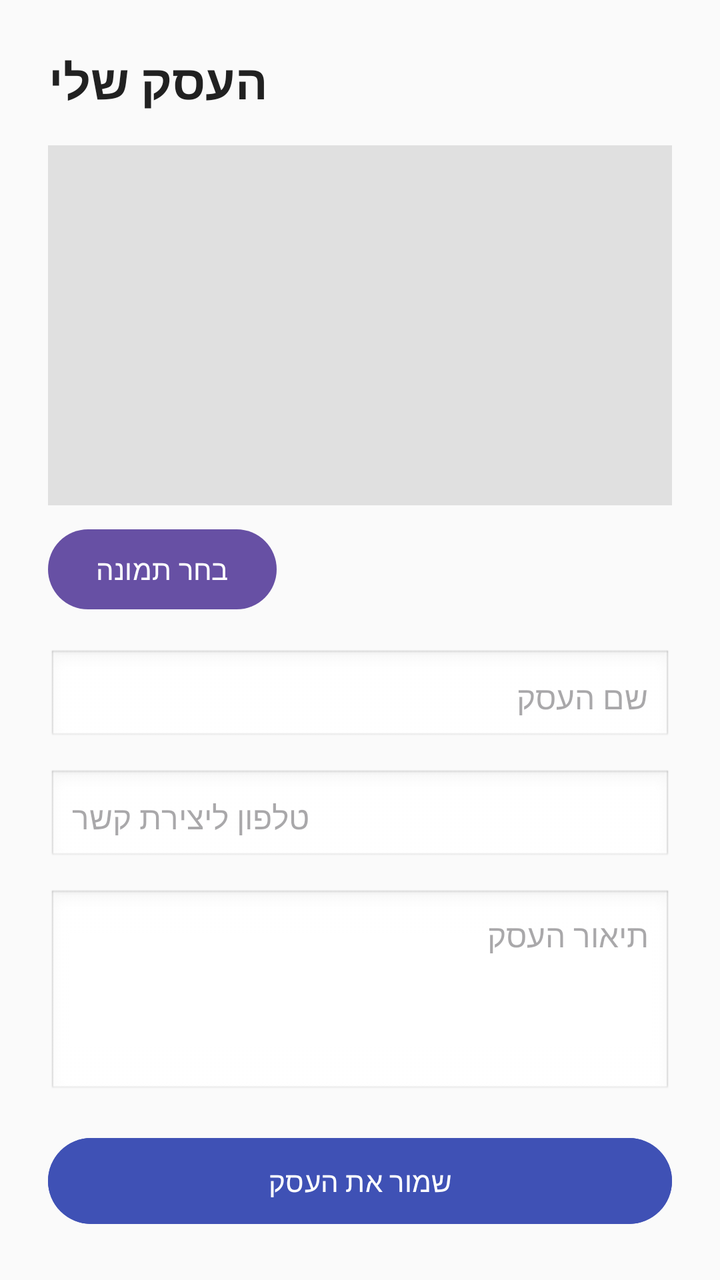
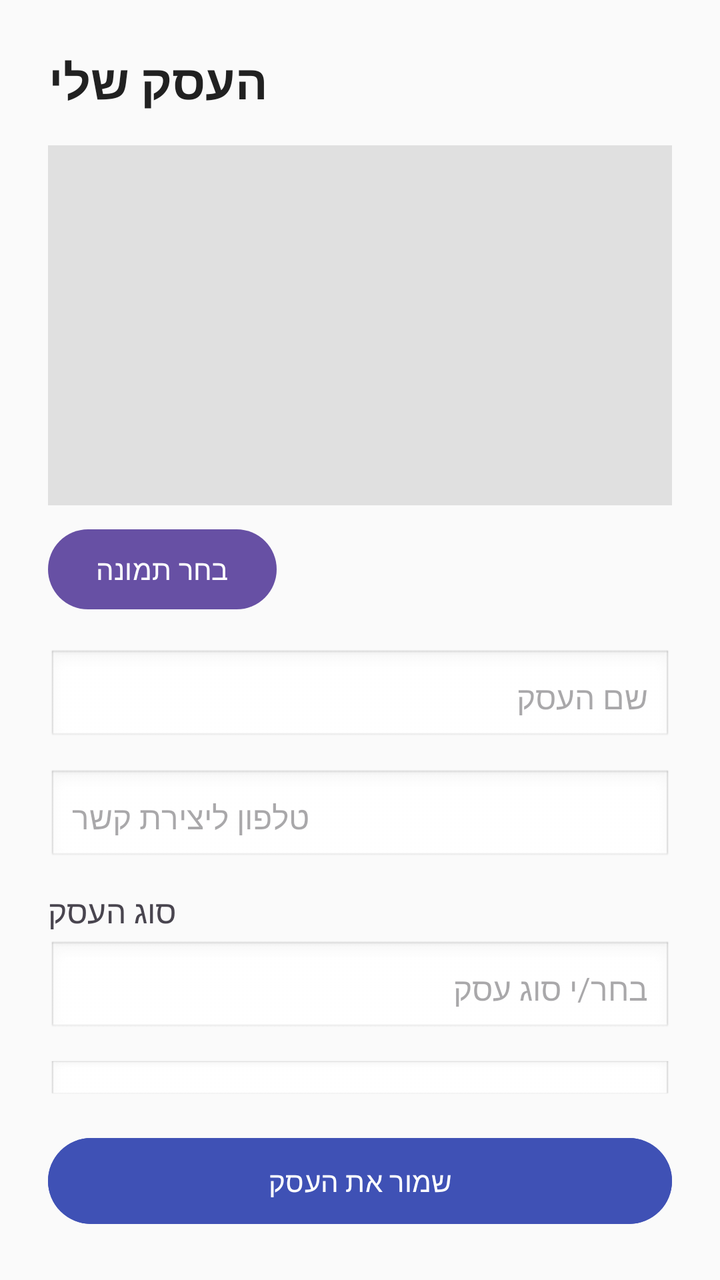

An Android layout rendered at two revisions. The XML below is the earlier revision; the diff shows what the commit changed to produce the second picture.
<!-- AndroidManifest.xml: application theme Theme.MyApplication -->
<!-- res/layout/activity_my_business_main.xml -->
<?xml version="1.0" encoding="utf-8"?>
<androidx.constraintlayout.widget.ConstraintLayout
    xmlns:android="http://schemas.android.com/apk/res/android"
    xmlns:app="http://schemas.android.com/apk/res-auto"
    xmlns:tools="http://schemas.android.com/tools"
    android:id="@+id/business_main_root"
    android:layout_width="match_parent"
    android:layout_height="match_parent"
    android:padding="24dp"
    android:background="#FAFAFA"
    tools:context=".MyBusinessMainActivity">

    <TextView
        android:id="@+id/tVTitle"
        android:layout_width="wrap_content"
        android:layout_height="wrap_content"
        android:text="העסק שלי"
        android:textSize="24sp"
        android:textStyle="bold"
        android:textColor="#212121"
        app:layout_constraintTop_toTopOf="parent"
        app:layout_constraintStart_toStartOf="parent" />

    <ImageView
        android:id="@+id/imgBusinessMain"
        android:layout_width="0dp"
        android:layout_height="180dp"
        android:layout_marginTop="16dp"
        android:background="#E0E0E0"
        android:scaleType="centerCrop"
        app:layout_constraintTop_toBottomOf="@id/tVTitle"
        app:layout_constraintStart_toStartOf="parent"
        app:layout_constraintEnd_toEndOf="parent" />

    <Button
        android:id="@+id/btnChooseImage"
        android:layout_width="wrap_content"
        android:layout_height="wrap_content"
        android:text="בחר תמונה"
        android:layout_marginTop="8dp"
        app:layout_constraintTop_toBottomOf="@id/imgBusinessMain"
        app:layout_constraintStart_toStartOf="parent" />

    <EditText
        android:id="@+id/eTBusinessName"
        android:layout_width="0dp"
        android:layout_height="wrap_content"
        android:layout_marginTop="16dp"
        android:hint="שם העסק"
        android:padding="12dp"
        android:background="@android:drawable/edit_text"
        android:textSize="16sp"
        app:layout_constraintTop_toBottomOf="@id/btnChooseImage"
        app:layout_constraintStart_toStartOf="parent"
        app:layout_constraintEnd_toEndOf="parent" />

    <EditText
        android:id="@+id/eTBusinessPhone"
        android:layout_width="0dp"
        android:layout_height="wrap_content"
        android:layout_marginTop="12dp"
        android:hint="טלפון ליצירת קשר"
        android:inputType="phone"
        android:padding="12dp"
        android:background="@android:drawable/edit_text"
        android:textSize="16sp"
        app:layout_constraintTop_toBottomOf="@id/eTBusinessName"
        app:layout_constraintStart_toStartOf="parent"
        app:layout_constraintEnd_toEndOf="parent" />

    <EditText
        android:id="@+id/eTBusinessDescription"
        android:layout_width="0dp"
        android:layout_height="0dp"
        android:hint="תיאור העסק"
        android:inputType="textMultiLine"
        android:gravity="top|start"
        android:minLines="4"
        android:padding="12dp"
        android:background="@android:drawable/edit_text"
        android:textSize="16sp"
        android:layout_marginTop="12dp"
        android:layout_marginBottom="16dp"
        app:layout_constraintTop_toBottomOf="@id/eTBusinessPhone"
        app:layout_constraintStart_toStartOf="parent"
        app:layout_constraintEnd_toEndOf="parent"
        app:layout_constraintBottom_toTopOf="@id/btnSaveBusiness" />

    <Button
        android:id="@+id/btnSaveBusiness"
        android:layout_width="0dp"
        android:layout_height="wrap_content"
        android:text="שמור את העסק"
        android:backgroundTint="#3F51B5"
        android:textColor="#FFFFFF"
        android:padding="12dp"
        app:layout_constraintBottom_toBottomOf="parent"
        app:layout_constraintStart_toStartOf="parent"
        app:layout_constraintEnd_toEndOf="parent" />

</androidx.constraintlayout.widget.ConstraintLayout>
<!-- resources referenced by this layout -->
<resources>
  <style name="Theme.MyApplication" parent="Base.Theme.MyApplication" />
  <style name="Base.Theme.MyApplication" parent="Theme.Material3.DayNight.NoActionBar">
          
          
      </style>
</resources>

<!-- the commit's change to res/layout/activity_my_business_main.xml (unified diff, before → after) -->
@@ -28,6 +28,9 @@
         android:layout_marginTop="16dp"
         android:background="#E0E0E0"
         android:scaleType="centerCrop"
+        android:contentDescription="תמונת העסק"
+        android:clickable="true"
+        android:focusable="true"
         app:layout_constraintTop_toBottomOf="@id/tVTitle"
         app:layout_constraintStart_toStartOf="parent"
         app:layout_constraintEnd_toEndOf="parent" />
@@ -68,6 +71,32 @@
         app:layout_constraintStart_toStartOf="parent"
         app:layout_constraintEnd_toEndOf="parent" />
 
+    
+    <TextView
+        android:id="@+id/tVBusinessTypeLabel"
+        android:layout_width="wrap_content"
+        android:layout_height="wrap_content"
+        android:text="סוג העסק"
+        android:layout_marginTop="12dp"
+        android:textSize="16sp"
+        app:layout_constraintTop_toBottomOf="@id/eTBusinessPhone"
+        app:layout_constraintStart_toStartOf="parent" />
+
+    
+    <AutoCompleteTextView
+        android:id="@+id/autoBusinessType"
+        android:layout_width="0dp"
+        android:layout_height="wrap_content"
+        android:layout_marginTop="4dp"
+        android:hint="בחר/י סוג עסק"
+        android:inputType="text"
+        android:padding="12dp"
+        android:background="@android:drawable/edit_text"
+        android:textSize="16sp"
+        app:layout_constraintTop_toBottomOf="@id/tVBusinessTypeLabel"
+        app:layout_constraintStart_toStartOf="parent"
+        app:layout_constraintEnd_toEndOf="parent" />
+
     <EditText
         android:id="@+id/eTBusinessDescription"
         android:layout_width="0dp"
@@ -81,7 +110,7 @@
         android:textSize="16sp"
         android:layout_marginTop="12dp"
         android:layout_marginBottom="16dp"
-        app:layout_constraintTop_toBottomOf="@id/eTBusinessPhone"
+        app:layout_constraintTop_toBottomOf="@id/autoBusinessType"
         app:layout_constraintStart_toStartOf="parent"
         app:layout_constraintEnd_toEndOf="parent"
         app:layout_constraintBottom_toTopOf="@id/btnSaveBusiness" />
